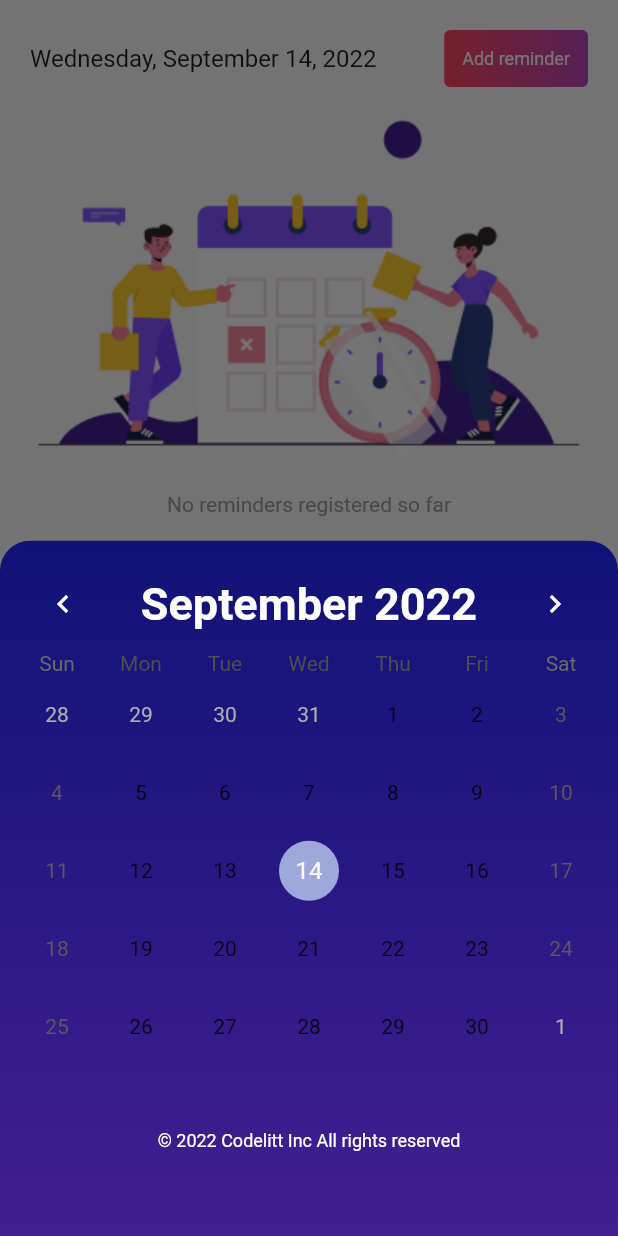
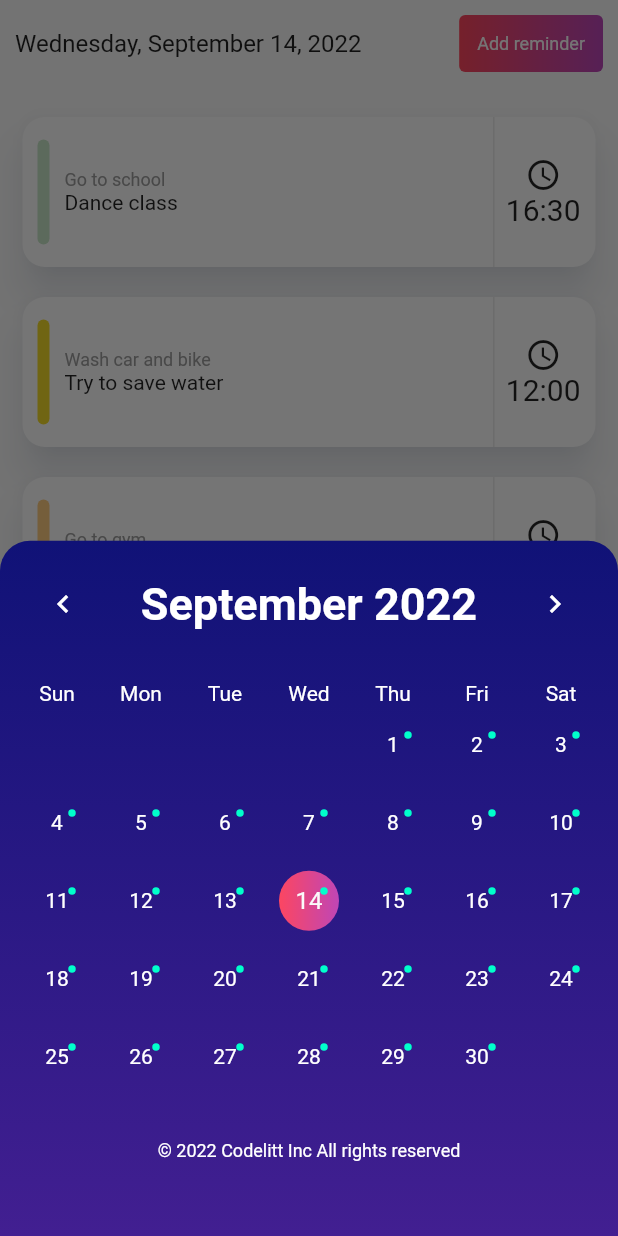
Before and after one commit to PHtorres/flutter_codelitt_calendar, a Flutter app: the screen it shows after launch, after a tap on the "calendar month" icon, on a phone screen of 412 x 824 dp. Run offline on Flutter 3.47's test engine with Material 2 defaults, Android fonts, the phone set to English and light mode, and no system bars; drawn by our look-alikes of table_calendar.

Commit message:
reminder card and form

```diff
--- /dev/null
+++ b/lib/constants/date.dart
@@ -0,0 +1,3 @@
+import 'package:intl/intl.dart';
+
+final todayText = DateFormat.yMMMMEEEEd().format(DateTime.now());
--- /dev/null
+++ b/lib/data/reminders.dart
@@ -0,0 +1,35 @@
+import '../constants/reminder_colors.dart';
+import '../models/reminder.dart';
+
+final DUMMY_REMINDERS = [
+  Reminder(
+      id: 'reminder-1',
+      title: 'Go to school',
+      description: 'Dance class',
+      dateTime: DateTime(2022, 9, 23, 16, 30),
+      color: reminderColors[0]),
+  Reminder(
+      id: 'reminder-2',
+      title: 'Wash car and bike',
+      description: 'Try to save water',
+      dateTime: DateTime(2022, 9, 24, 12, 00),
+      color: reminderColors[1]),
+  Reminder(
+      id: 'reminder-3',
+      title: 'Go to gym',
+      description: 'Take new shoes',
+      dateTime: DateTime(2022, 9, 25, 10, 30),
+      color: reminderColors[2]),
+  Reminder(
+      id: 'reminder-4',
+      title: 'Call mom to wish happy birthday',
+      description: 'Ask about family',
+      dateTime: DateTime(2022, 9, 27, 8, 30),
+      color: reminderColors[3]),
+  Reminder(
+      id: 'reminder-5',
+      title: 'Clean my desk',
+      description: 'Check if chair needs this',
+      dateTime: DateTime(2022, 9, 30, 18, 45),
+      color: reminderColors[4]),
+];
--- a/lib/main.dart
+++ b/lib/main.dart
@@ -1,5 +1,7 @@
 import 'package:flutter/material.dart';
+import 'screens/add_reminder_screen.dart';
 import 'screens/reminders_screen.dart';
+import 'theme/colors.dart';
 
 void main() {
   runApp(const MyApp());
@@ -23,12 +25,24 @@ class MyApp extends StatelessWidget {
           // or simply save your changes to "hot reload" in a Flutter IDE).
           // Notice that the counter didn't reset back to zero; the application
           // is not restarted.
-        primarySwatch: Colors.blue,
-        primaryColor: Color.fromARGB(57, 74, 188, 1)
+          //primarySwatch: Colors.blue,
+          //buttonTheme: ButtonThemeData(buttonColor: Colors.amber),
+          //elevatedButtonTheme: ElevatedButtonThemeData(style: ButtonStyle(backgroundColor: MaterialStatePropertyAll<Color>(Colors.green),)),
+          textSelectionTheme:
+              const TextSelectionThemeData(cursorColor: primaryColor),
+          inputDecorationTheme: const InputDecorationTheme(
+            labelStyle: TextStyle(fontSize: 16, color: Colors.grey),
+            floatingLabelStyle: TextStyle(fontSize: 16, color: primaryColor),
+            border:
+                OutlineInputBorder(borderSide: BorderSide(color: Colors.grey)),
+            focusedBorder:
+                OutlineInputBorder(borderSide: BorderSide(color: primaryColor)),
           ),
+          primaryColor: primaryColor),
       initialRoute: RemindersScreen.routeName,
       routes: {
         RemindersScreen.routeName: (_) => RemindersScreen(),
+        AddReminder.routeName: ((_) => const AddReminder())
       },
     );
   }
--- /dev/null
+++ b/lib/models/reminder.dart
@@ -0,0 +1,16 @@
+import 'package:flutter/material.dart';
+
+class Reminder {
+  final String id;
+  final String title;
+  final String description;
+  final DateTime dateTime;
+  final Color color;
+
+  Reminder(
+      {required this.id,
+      required this.title,
+      required this.description,
+      required this.dateTime,
+      required this.color});
+}
--- a/lib/screens/reminders_screen.dart
+++ b/lib/screens/reminders_screen.dart
@@ -1,7 +1,9 @@
 import 'package:flutter/material.dart';
+import '../data/reminders.dart';
 import '../widgets/calendar.dart';
 import '../widgets/app_header.dart';
 import '../widgets/no_reminders.dart';
+import '../widgets/reminder_card.dart';
 
 class RemindersScreen extends StatefulWidget {
   static const routeName = 'reminders';
@@ -10,10 +12,9 @@ class RemindersScreen extends StatefulWidget {
 }
 
 class _RemindersScreenState extends State<RemindersScreen> {
-
   void _openCalendar(BuildContext buildContext) {
     showModalBottomSheet(
-      backgroundColor: Colors.transparent,
+        backgroundColor: Colors.transparent,
         context: buildContext,
         builder: (_) {
           return GestureDetector(
@@ -24,18 +25,39 @@ class _RemindersScreenState extends State<RemindersScreen> {
         });
   }
 
+  bool get _noReminders {
+    return DUMMY_REMINDERS.isEmpty;
+  }
 
   @override
   Widget build(BuildContext context) {
     return Scaffold(
       body: SafeArea(
         child: Column(
-          children: [AppHeader(), NoReminders()],
+          children: [
+            AppHeader(),
+            _noReminders
+                ? NoReminders()
+                : Expanded(
+                    flex: 1,
+                    child: Container(
+                      padding: const EdgeInsets.all(10),
+                      child: ListView.builder(
+                        itemCount: DUMMY_REMINDERS.length,
+                        itemBuilder: ((context, index) =>
+                            ReminderCard(DUMMY_REMINDERS[index])),
+                      ),
+                    ),
+                  )
+          ],
         ),
       ),
       floatingActionButton: FloatingActionButton(
+        backgroundColor: Theme.of(context).primaryColor,
         onPressed: () => _openCalendar(context),
-        child: Icon(Icons.calendar_month),
+        child: const Icon(
+          Icons.calendar_month,
+        ),
       ),
     );
   }
--- a/lib/theme/box_decoration.dart
+++ b/lib/theme/box_decoration.dart
@@ -1,22 +1,27 @@
 import 'package:flutter/material.dart';
+
+import 'colors.dart';
 
 class AppBoxDecoration {
   static const BoxDecoration calendar = BoxDecoration(
       borderRadius: BorderRadius.only(
           topLeft: Radius.circular(20), topRight: Radius.circular(20)),
-      gradient: LinearGradient(colors: [
-        Color.fromRGBO(16, 18, 119, 1),
-        Color.fromRGBO(66, 31, 145, 1)
-      ], begin: Alignment.topCenter, end: Alignment.bottomCenter));
+      gradient: LinearGradient(
+          colors: [startPrimaryColor, endPrimaryColor],
+          begin: Alignment.topCenter,
+          end: Alignment.bottomCenter));
 
-  static BoxDecoration secondary = BoxDecoration(
+  static BoxDecoration button = BoxDecoration(
       borderRadius: BorderRadius.circular(4),
+      gradient: const LinearGradient(
+          colors: [startSecondaryColor, endSecondaryColor],
+          begin: Alignment.centerLeft,
+          end: Alignment.centerRight));
+
+  static const BoxDecoration calendarDay = BoxDecoration(
+      shape: BoxShape.circle,
       gradient: LinearGradient(
-        colors: [
-          Color.fromRGBO(255, 70, 93, 1),
-          Color.fromRGBO(188, 70, 186, 1)
-        ],
-        //begin: Alignment.centerLeft,
-        //end: Alignment.centerRight
-      ));
+          colors: [startSecondaryColor, endSecondaryColor],
+          begin: Alignment.centerLeft,
+          end: Alignment.centerRight));
 }
--- /dev/null
+++ b/lib/theme/colors.dart
@@ -0,0 +1,11 @@
+import 'package:flutter/material.dart';
+
+const Color primaryColor = Color.fromRGBO(57, 74, 188, 1);
+const Color startPrimaryColor = Color.fromRGBO(16, 18, 119, 1);
+const Color endPrimaryColor = Color.fromRGBO(66, 31, 145, 1);
+const Color startSecondaryColor = Color.fromRGBO(255, 70, 93, 1);
+const Color endSecondaryColor = Color.fromRGBO(188, 70, 186, 1);
+const Color markerColor = Color.fromRGBO(0, 255, 204, 1);
+const Color shadowColor = Color.fromRGBO(209, 220, 240, 1);
+const Color dangerColor = Color.fromRGBO(212, 34, 34, 1);
+const Color cancelColor = Color.fromRGBO(98, 98, 98, 1);
--- a/lib/widgets/app_header.dart
+++ b/lib/widgets/app_header.dart
@@ -1,30 +1,35 @@
 import 'package:flutter/material.dart';
+import '../screens/add_reminder_screen.dart';
+import '../constants/date.dart';
 import '../theme/box_decoration.dart';
-import 'package:intl/intl.dart';
 
 class AppHeader extends StatelessWidget {
-  final todayText = DateFormat.yMMMMEEEEd().format(DateTime.now());
+  void _goToAddReminder(BuildContext context) {
+    Navigator.pushNamed(context, AddReminder.routeName);
+  }
+
   @override
   Widget build(BuildContext context) {
     return Container(
-        padding: EdgeInsets.all(20),
+        padding: const EdgeInsets.all(10),
         child: Row(
           mainAxisAlignment: MainAxisAlignment.spaceBetween,
           children: [
             Text(
               todayText,
-              style: TextStyle(
+              style: const TextStyle(
                 fontSize: 16,
               ),
             ),
             InkWell(
+              onTap: () => _goToAddReminder(context),
               child: Container(
-                padding: EdgeInsets.all(12),
-                child: Text(
+                padding: const EdgeInsets.all(12),
+                decoration: AppBoxDecoration.button,
+                child: const Text(
                   'Add reminder',
                   style: TextStyle(fontSize: 12, color: Colors.white),
                 ),
-                decoration: AppBoxDecoration.secondary,
               ),
             )
           ],
--- a/lib/widgets/calendar.dart
+++ b/lib/widgets/calendar.dart
@@ -1,50 +1,72 @@
 import 'package:flutter/material.dart';
 import 'package:intl/intl.dart';
 import 'package:table_calendar/table_calendar.dart';
+import '../theme/colors.dart';
 import '../theme/box_decoration.dart';
 import '../utils/calendar_utils.dart';
 
 class Calendar extends StatefulWidget {
+  const Calendar({Key? key}) : super(key: key);
+
   @override
   _CalendarState createState() => _CalendarState();
 }
 
 class _CalendarState extends State<Calendar> {
   DateTime _focusedDay = DateTime.now();
-  DateTime? _selectedDay;
+  DateTime? _selectedDay = DateTime.now();
 
   @override
   Widget build(BuildContext context) {
     return Container(
       decoration: AppBoxDecoration.calendar,
-      padding: EdgeInsets.all(10),
+      padding: const EdgeInsets.all(10),
       child: Column(
         children: [
           TableCalendar(
-            // calendarStyle: CalendarStyle(
-            //     defaultDecoration: AppBoxDecoration.primary,
-            //     outsideDecoration: AppBoxDecoration.primary),
             headerStyle: HeaderStyle(
-                leftChevronIcon: Icon(
+                headerMargin: const EdgeInsets.only(bottom: 20),
+                leftChevronIcon: const Icon(
                   Icons.chevron_left,
                   color: Colors.white,
                 ),
-                rightChevronIcon: Icon(
+                rightChevronIcon: const Icon(
                   Icons.chevron_right,
                   color: Colors.white,
                 ),
                 titleCentered: true,
                 titleTextFormatter: (date, locale) =>
                     DateFormat.yMMMM().format(date),
-                titleTextStyle: TextStyle(
+                titleTextStyle: const TextStyle(
                     fontSize: 30,
                     fontWeight: FontWeight.bold,
                     color: Colors.white),
                 formatButtonVisible: false),
+            calendarStyle: const CalendarStyle(
+                outsideDaysVisible: false,
+                defaultTextStyle: TextStyle(color: Colors.white),
+                holidayTextStyle: TextStyle(color: Colors.white),
+                isTodayHighlighted: false,
+                selectedDecoration: AppBoxDecoration.calendarDay,
+                weekendTextStyle: TextStyle(color: Colors.white)),
+            daysOfWeekStyle: const DaysOfWeekStyle(
+                weekdayStyle: TextStyle(color: Colors.white),
+                weekendStyle: TextStyle(color: Colors.white)),
             firstDay: kFirstDay,
             lastDay: kLastDay,
             focusedDay: _focusedDay,
             calendarFormat: CalendarFormat.month,
+            calendarBuilders: CalendarBuilders(
+              markerBuilder: (context, day, events) {
+                //if we have reminders in this day return the follow container, if not, return null
+                return Container(
+                  height: 5,
+                  margin: const EdgeInsets.only(bottom: 30, left: 20),
+                  decoration: const BoxDecoration(
+                      color: markerColor, shape: BoxShape.circle),
+                );
+              },
+            ),
             selectedDayPredicate: (day) {
               // Use `selectedDayPredicate` to determine which day is currently selected.
               // If this returns true, then `day` will be marked as selected.
@@ -68,8 +90,8 @@ class _CalendarState extends State<Calendar> {
             },
           ),
           Container(
-            height: 100,
-            child: Center(
+            margin: const EdgeInsets.only(top: 30),
+            child: const Center(
               child: Text(
                 '© 2022 Codelitt Inc All rights reserved',
                 style: TextStyle(fontSize: 12, color: Colors.white),
--- /dev/null
+++ b/lib/widgets/reminder_card.dart
@@ -0,0 +1,76 @@
+import 'package:flutter/material.dart';
+import 'package:intl/intl.dart';
+
+import '../models/reminder.dart';
+import '../theme/colors.dart';
+
+class ReminderCard extends StatelessWidget {
+  final Reminder reminder;
+
+  const ReminderCard(this.reminder, {Key? key}) : super(key: key);
+
+  @override
+  Widget build(BuildContext context) {
+    return InkWell(
+      onTap: () {},
+      child: Card(
+        margin: const EdgeInsets.symmetric(vertical: 10, horizontal: 5),
+        shape: RoundedRectangleBorder(borderRadius: BorderRadius.circular(15)),
+        elevation: 10,
+        shadowColor: shadowColor.withOpacity(0.5),
+        child: Container(
+            padding: const EdgeInsets.symmetric(horizontal: 10),
+            height: 100,
+            child: Row(
+              children: [
+                Column(
+                  mainAxisAlignment: MainAxisAlignment.center,
+                  children: [
+                    Container(
+                        height: 70,
+                        width: 8,
+                        margin: const EdgeInsets.only(right: 10),
+                        decoration: BoxDecoration(
+                          color: reminder.color,
+                          borderRadius: BorderRadius.circular(10),
+                        ))
+                  ],
+                ),
+                Expanded(
+                  flex: 1,
+                  child: Column(
+                    mainAxisAlignment: MainAxisAlignment.center,
+                    crossAxisAlignment: CrossAxisAlignment.start,
+                    children: [
+                      Text(
+                        reminder.title,
+                        style:
+                            const TextStyle(color: Colors.grey, fontSize: 12),
+                      ),
+                      Text(
+                        reminder.description,
+                        style: const TextStyle(fontSize: 14),
+                      )
+                    ],
+                  ),
+                ),
+                const VerticalDivider(),
+                Column(
+                  mainAxisAlignment: MainAxisAlignment.center,
+                  children: [
+                    const Icon(
+                      Icons.access_time_outlined,
+                      size: 24,
+                    ),
+                    Text(
+                      DateFormat.Hm().format(reminder.dateTime),
+                      style: const TextStyle(fontSize: 20),
+                    )
+                  ],
+                )
+              ],
+            )),
+      ),
+    );
+  }
+}
```
Also changed, not shown: lib/constants/reminder_colors.dart (added, +14 -0 lines), lib/screens/add_reminder_screen.dart (added, +240 -0 lines), lib/validators/add_reminder.dart (added, +13 -0 lines), lib/widgets/button.dart (added, +38 -0 lines). Lines whose indentation alone changed are shown as unchanged.
